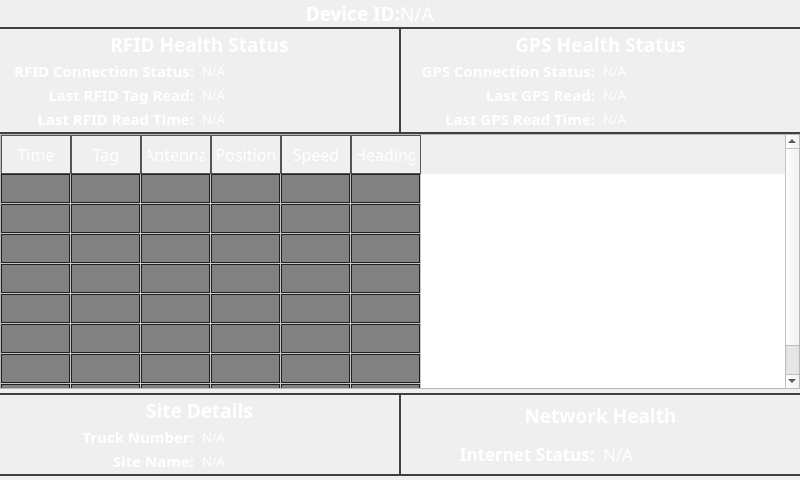
Above: ui/screens/overview.ui from samissa730/NexusRFIDReader_Git before the change. Below: the same form after it.
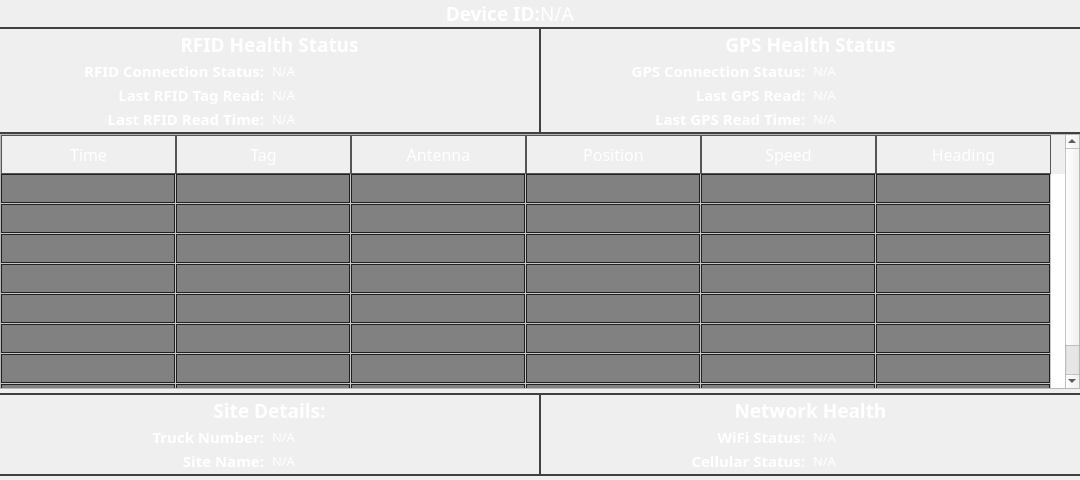
That is the form after the change.

The edit to the form file:
```diff
--- a/ui/screens/overview.ui
+++ b/ui/screens/overview.ui
@@ -6,7 +6,7 @@
    <rect>
     <x>0</x>
     <y>0</y>
-    <width>800</width>
+    <width>1080</width>
     <height>480</height>
    </rect>
   </property>
@@ -613,10 +613,10 @@
         <bool>true</bool>
        </attribute>
        <attribute name="horizontalHeaderMinimumSectionSize">
-        <number>70</number>
+        <number>175</number>
        </attribute>
        <attribute name="horizontalHeaderDefaultSectionSize">
-        <number>70</number>
+        <number>175</number>
        </attribute>
        <attribute name="horizontalHeaderHighlightSections">
         <bool>true</bool>
@@ -725,10 +725,11 @@
              </font>
             </property>
             <property name="styleSheet">
-             <string notr="true">color: #ffffff;</string>
+             <string notr="true">color: #ffffff;
+border-bottom: 2px solid #404040;</string>
             </property>
             <property name="text">
-             <string>Site Details</string>
+             <string>Site Details:</string>
             </property>
             <property name="alignment">
              <set>Qt::AlignmentFlag::AlignCenter</set>
@@ -883,7 +884,7 @@
     border-left: 0px;
 }</string>
          </property>
-         <layout class="QVBoxLayout" name="verticalLayout_5" stretch="0,0">
+         <layout class="QVBoxLayout" name="verticalLayout_5" stretch="0,0,0">
           <property name="spacing">
            <number>2</number>
           </property>
@@ -909,7 +910,8 @@
              </font>
             </property>
             <property name="styleSheet">
-             <string notr="true">color: #ffffff;</string>
+             <string notr="true">color: #ffffff;
+border-bottom: 2px solid #404040;</string>
             </property>
             <property name="text">
              <string>Network Health</string>
@@ -942,7 +944,7 @@
                <property name="font">
                 <font>
                  <family>Gilroy</family>
-                 <pointsize>13</pointsize>
+                 <pointsize>11</pointsize>
                  <bold>true</bold>
                 </font>
                </property>
@@ -950,7 +952,7 @@
                 <string notr="true">color: #ffffff;</string>
                </property>
                <property name="text">
-                <string>Internet Status: </string>
+                <string>WiFi Status: </string>
                </property>
                <property name="alignment">
                 <set>Qt::AlignmentFlag::AlignRight|Qt::AlignmentFlag::AlignTrailing|Qt::AlignmentFlag::AlignVCenter</set>
@@ -962,7 +964,64 @@
                <property name="font">
                 <font>
                  <family>Gilroy</family>
-                 <pointsize>13</pointsize>
+                 <pointsize>10</pointsize>
+                </font>
+               </property>
+               <property name="styleSheet">
+                <string notr="true">color: #ffffff;</string>
+               </property>
+               <property name="text">
+                <string>N/A</string>
+               </property>
+              </widget>
+             </item>
+            </layout>
+           </widget>
+          </item>
+          <item>
+           <widget class="QWidget" name="widget_13" native="true">
+            <layout class="QHBoxLayout" name="horizontalLayout_11">
+             <property name="spacing">
+              <number>4</number>
+             </property>
+             <property name="leftMargin">
+              <number>0</number>
+             </property>
+             <property name="topMargin">
+              <number>0</number>
+             </property>
+             <property name="rightMargin">
+              <number>0</number>
+             </property>
+             <property name="bottomMargin">
+              <number>0</number>
+             </property>
+             <item>
+              <widget class="QLabel" name="label_23">
+               <property name="font">
+                <font>
+                 <family>Gilroy</family>
+                 <pointsize>11</pointsize>
+                 <bold>true</bold>
+                </font>
+               </property>
+               <property name="styleSheet">
+                <string notr="true">color: #ffffff;</string>
+               </property>
+               <property name="text">
+                <string>Cellular Status: </string>
+               </property>
+               <property name="alignment">
+                <set>Qt::AlignmentFlag::AlignRight|Qt::AlignmentFlag::AlignTrailing|Qt::AlignmentFlag::AlignVCenter</set>
+               </property>
+              </widget>
+             </item>
+             <item>
+              <widget class="QLabel" name="cellular_status">
+               <property name="font">
+                <font>
+                 <family>Gilroy</family>
+                 <pointsize>10</pointsize>
                 </font>
                </property>
                <property name="styleSheet">
```
Left out of the diff: 2 changed lines with no effect on the pictures.
